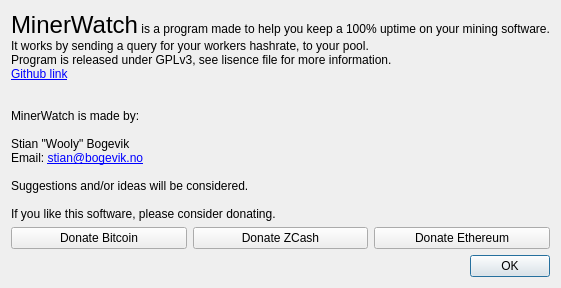
Qt form aboutdialog.ui (stibog/MinerWatch) before a commit.
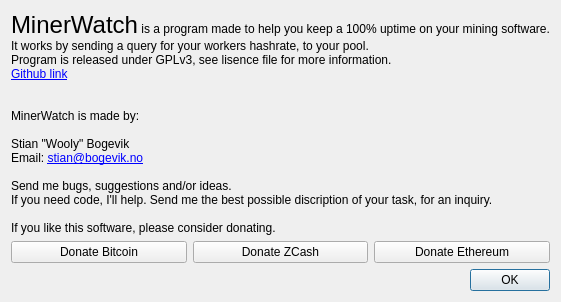
The same form after that commit.

```diff
--- a/aboutdialog.ui
+++ b/aboutdialog.ui
@@ -6,8 +6,8 @@
    <rect>
     <x>0</x>
     <y>0</y>
-    <width>512</width>
-    <height>282</height>
+    <width>541</width>
+    <height>289</height>
    </rect>
   </property>
   <property name="windowTitle">
@@ -34,8 +34,9 @@
 Stian &quot;Wooly&quot; Bogevik &lt;br&gt;
 Email: &lt;a href=&quot;mailto:stian@bogevik.no&quot;&gt;stian@bogevik.no&lt;/a&gt;&lt;br&gt;
 &lt;br&gt;
-Suggestions and/or ideas will be considered.&lt;br&gt;
-&lt;br&gt;
+Send me bugs, suggestions and/or ideas.&lt;br&gt;
+If you need code, I'll help. Send me the best possible discription of your task, for an inquiry.
+&lt;br&gt;&lt;br&gt;
 If you like this software, please consider donating.</string>
      </property>
      <property name="scaledContents">
```
